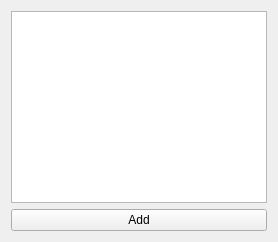
The window that ui/StockSidebar.ui (PragnyaKhandelwal/StockSense) describes before a commit, drawn with Qt 5.
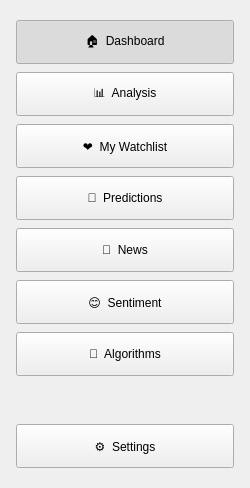
The same window after the commit.

```diff
--- a/ui/StockSidebar.ui
+++ b/ui/StockSidebar.ui
@@ -5,14 +5,175 @@
   <property name="windowTitle">
    <string>Sidebar</string>
   </property>
+  <property name="minimumSize">
+   <size>
+    <width>250</width>
+    <height>0</height>
+   </size>
+  </property>
+  <property name="maximumSize">
+   <size>
+    <width>250</width>
+    <height>16777215</height>
+   </size>
+  </property>
   <layout class="QVBoxLayout" name="verticalLayout">
+   <property name="spacing">
+    <number>8</number>
+   </property>
+   <property name="leftMargin">
+    <number>16</number>
+   </property>
+   <property name="topMargin">
+    <number>20</number>
+   </property>
+   <property name="rightMargin">
+    <number>16</number>
+   </property>
+   <property name="bottomMargin">
+    <number>20</number>
+   </property>
    <item>
-    <widget class="QListWidget" name="listSymbols"/>
+    <widget class="QPushButton" name="dashboardBtn">
+     <property name="text">
+      <string>🏠  Dashboard</string>
+     </property>
+     <property name="minimumSize">
+      <size>
+       <width>0</width>
+       <height>44</height>
+      </size>
+     </property>
+     <property name="checkable">
+      <bool>true</bool>
+     </property>
+     <property name="checked">
+      <bool>true</bool>
+     </property>
+    </widget>
    </item>
    <item>
     <widget class="QPushButton" name="btnAdd">
      <property name="text">
-      <string>Add</string>
+      <string>📊  Analysis</string>
+     </property>
+     <property name="minimumSize">
+      <size>
+       <width>0</width>
+       <height>44</height>
+      </size>
+     </property>
+     <property name="checkable">
+      <bool>true</bool>
+     </property>
+    </widget>
+   </item>
+   <item>
+    <widget class="QPushButton" name="watchlistBtn">
+     <property name="text">
+      <string>❤️  My Watchlist</string>
+     </property>
+     <property name="minimumSize">
+      <size>
+       <width>0</width>
+       <height>44</height>
+      </size>
+     </property>
+     <property name="checkable">
+      <bool>true</bool>
+     </property>
+    </widget>
+   </item>
+   <item>
+    <widget class="QPushButton" name="predictionsBtn">
+     <property name="text">
+      <string>🔮  Predictions</string>
+     </property>
+     <property name="minimumSize">
+      <size>
+       <width>0</width>
+       <height>44</height>
+      </size>
+     </property>
+     <property name="checkable">
+      <bool>true</bool>
+     </property>
+    </widget>
+   </item>
+   <item>
+    <widget class="QPushButton" name="newsBtn">
+     <property name="text">
+      <string>📰  News</string>
+     </property>
+     <property name="minimumSize">
+      <size>
+       <width>0</width>
+       <height>44</height>
+      </size>
+     </property>
+     <property name="checkable">
+      <bool>true</bool>
+     </property>
+    </widget>
+   </item>
+   <item>
+    <widget class="QPushButton" name="sentimentBtn">
+     <property name="text">
+      <string>😊  Sentiment</string>
+     </property>
+     <property name="minimumSize">
+      <size>
+       <width>0</width>
+       <height>44</height>
+      </size>
+     </property>
+     <property name="checkable">
+      <bool>true</bool>
+     </property>
+    </widget>
+   </item>
+   <item>
+    <widget class="QPushButton" name="algorithmsBtn">
+     <property name="text">
+      <string>🤖  Algorithms</string>
+     </property>
+     <property name="minimumSize">
+      <size>
+       <width>0</width>
+       <height>44</height>
+      </size>
+     </property>
+     <property name="checkable">
+      <bool>true</bool>
+     </property>
+    </widget>
+   </item>
+   <item>
+    <spacer name="verticalSpacer">
+     <property name="orientation">
+      <enum>Qt::Vertical</enum>
+     </property>
+     <property name="sizeHint" stdset="0">
+      <size>
+       <width>20</width>
+       <height>40</height>
+      </size>
+     </property>
+    </spacer>
+   </item>
+   <item>
+    <widget class="QPushButton" name="settingsBtn">
+     <property name="text">
+      <string>⚙️  Settings</string>
+     </property>
+     <property name="minimumSize">
+      <size>
+       <width>0</width>
+       <height>44</height>
+      </size>
+     </property>
+     <property name="checkable">
+      <bool>true</bool>
      </property>
     </widget>
    </item>
```
Left out of the diff: 4 changed lines with no effect on the pictures.
